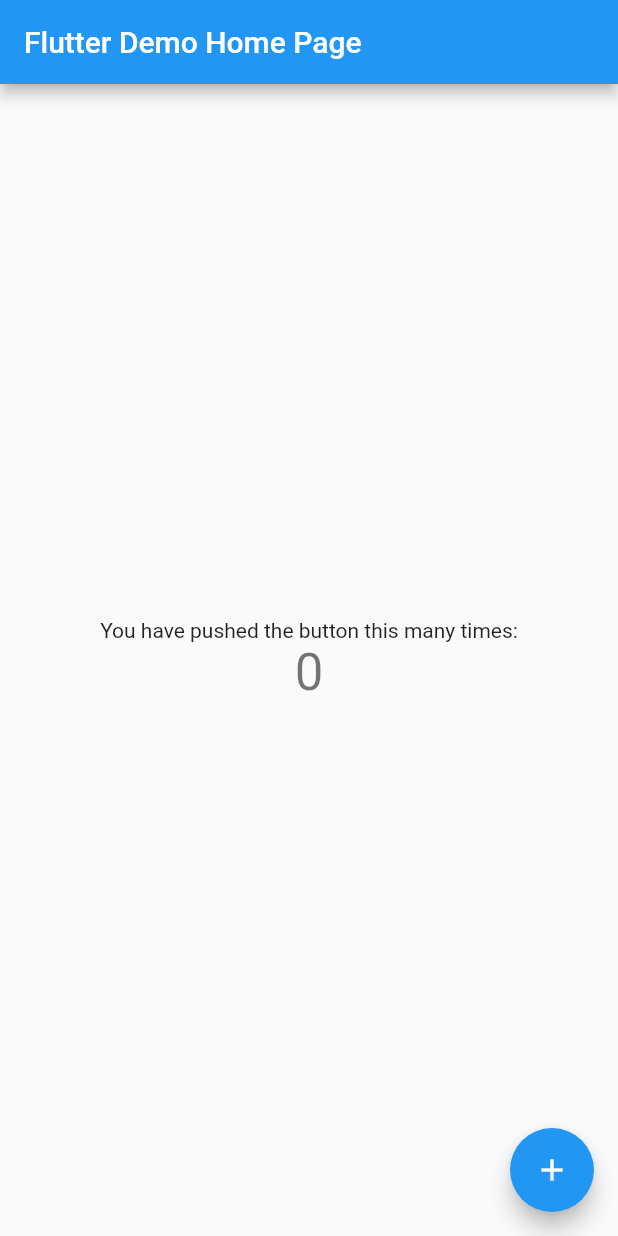
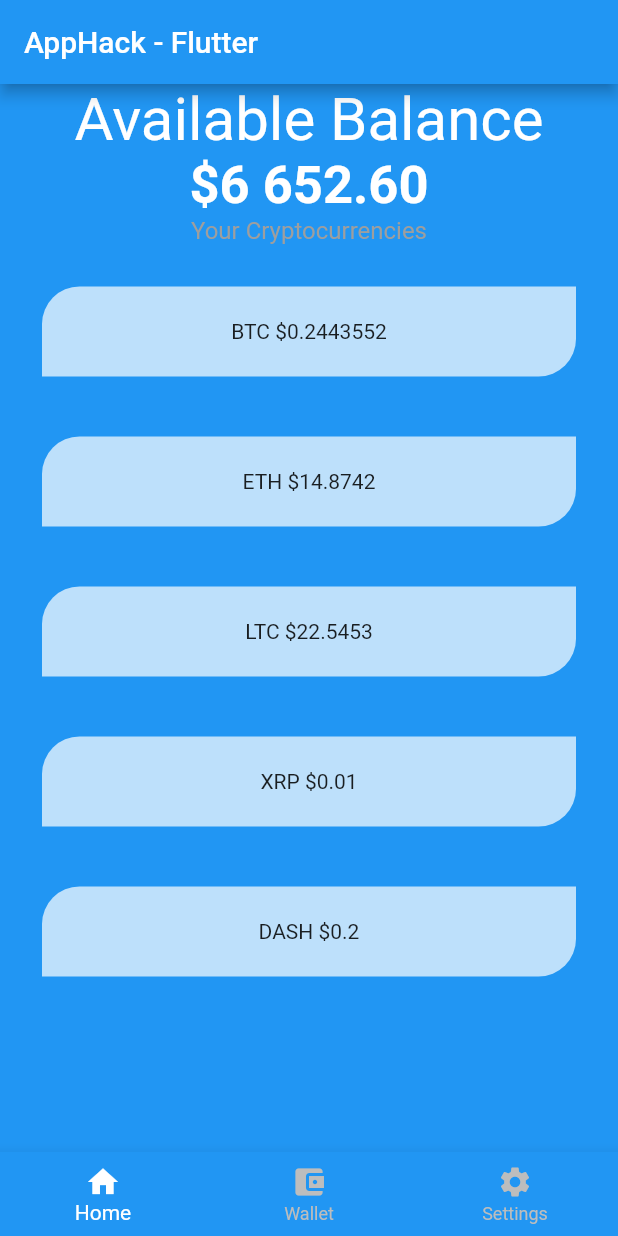
Before and after one commit to alexeystrakh/apphack-flutter, a Flutter app: the screen it shows after launch, on a phone screen of 412 x 824 dp. Run offline on Flutter 3.47's test engine with Material 2 defaults, Android fonts, the phone set to English and light mode, and no system bars.

Commit message:
basic layouts

```diff
--- a/lib/main.dart
+++ b/lib/main.dart
@@ -1,117 +1,6 @@
 import 'package:flutter/material.dart';
+import 'myapp.dart';
 
 void main() {
   runApp(MyApp());
 }
-
-class MyApp extends StatelessWidget {
-  // This widget is the root of your application.
-  @override
-  Widget build(BuildContext context) {
-    return MaterialApp(
-      title: 'Flutter Demo',
-      theme: ThemeData(
-        // This is the theme of your application.
-        //
-        // Try running your application with "flutter run". You'll see the
-        // application has a blue toolbar. Then, without quitting the app, try
-        // changing the primarySwatch below to Colors.green and then invoke
-        // "hot reload" (press "r" in the console where you ran "flutter run",
-        // or simply save your changes to "hot reload" in a Flutter IDE).
-        // Notice that the counter didn't reset back to zero; the application
-        // is not restarted.
-        primarySwatch: Colors.blue,
-        // This makes the visual density adapt to the platform that you run
-        // the app on. For desktop platforms, the controls will be smaller and
-        // closer together (more dense) than on mobile platforms.
-        visualDensity: VisualDensity.adaptivePlatformDensity,
-      ),
-      home: MyHomePage(title: 'Flutter Demo Home Page'),
-    );
-  }
-}
-
-class MyHomePage extends StatefulWidget {
-  MyHomePage({Key key, this.title}) : super(key: key);
-
-  // This widget is the home page of your application. It is stateful, meaning
-  // that it has a State object (defined below) that contains fields that affect
-  // how it looks.
-
-  // This class is the configuration for the state. It holds the values (in this
-  // case the title) provided by the parent (in this case the App widget) and
-  // used by the build method of the State. Fields in a Widget subclass are
-  // always marked "final".
-
-  final String title;
-
-  @override
-  _MyHomePageState createState() => _MyHomePageState();
-}
-
-class _MyHomePageState extends State<MyHomePage> {
-  int _counter = 0;
-
-  void _incrementCounter() {
-    setState(() {
-      // This call to setState tells the Flutter framework that something has
-      // changed in this State, which causes it to rerun the build method below
-      // so that the display can reflect the updated values. If we changed
-      // _counter without calling setState(), then the build method would not be
-      // called again, and so nothing would appear to happen.
-      _counter++;
-    });
-  }
-
-  @override
-  Widget build(BuildContext context) {
-    // This method is rerun every time setState is called, for instance as done
-    // by the _incrementCounter method above.
-    //
-    // The Flutter framework has been optimized to make rerunning build methods
-    // fast, so that you can just rebuild anything that needs updating rather
-    // than having to individually change instances of widgets.
-    return Scaffold(
-      appBar: AppBar(
-        // Here we take the value from the MyHomePage object that was created by
-        // the App.build method, and use it to set our appbar title.
-        title: Text(widget.title),
-      ),
-      body: Center(
-        // Center is a layout widget. It takes a single child and positions it
-        // in the middle of the parent.
-        child: Column(
-          // Column is also a layout widget. It takes a list of children and
-          // arranges them vertically. By default, it sizes itself to fit its
-          // children horizontally, and tries to be as tall as its parent.
-          //
-          // Invoke "debug painting" (press "p" in the console, choose the
-          // "Toggle Debug Paint" action from the Flutter Inspector in Android
-          // Studio, or the "Toggle Debug Paint" command in Visual Studio Code)
-          // to see the wireframe for each widget.
-          //
-          // Column has various properties to control how it sizes itself and
-          // how it positions its children. Here we use mainAxisAlignment to
-          // center the children vertically; the main axis here is the vertical
-          // axis because Columns are vertical (the cross axis would be
-          // horizontal).
-          mainAxisAlignment: MainAxisAlignment.center,
-          children: <Widget>[
-            Text(
-              'You have pushed the button this many times:',
-            ),
-            Text(
-              '$_counter',
-              style: Theme.of(context).textTheme.headline4,
-            ),
-          ],
-        ),
-      ),
-      floatingActionButton: FloatingActionButton(
-        onPressed: _incrementCounter,
-        tooltip: 'Increment',
-        child: Icon(Icons.add),
-      ), // This trailing comma makes auto-formatting nicer for build methods.
-    );
-  }
-}
--- /dev/null
+++ b/lib/myapp.dart
@@ -0,0 +1,29 @@
+import 'package:flutter/material.dart';
+import 'myhomepage.dart';
+
+class MyApp extends StatelessWidget {
+  // This widget is the root of your application.
+  @override
+  Widget build(BuildContext context) {
+    return MaterialApp(
+      title: 'AppHack - Flutter',
+      theme: ThemeData(
+        // This is the theme of your application.
+        //
+        // Try running your application with "flutter run". You'll see the
+        // application has a blue toolbar. Then, without quitting the app, try
+        // changing the primarySwatch below to Colors.green and then invoke
+        // "hot reload" (press "r" in the console where you ran "flutter run",
+        // or simply save your changes to "hot reload" in a Flutter IDE).
+        // Notice that the counter didn't reset back to zero; the application
+        // is not restarted.
+        primarySwatch: Colors.blue,
+        // This makes the visual density adapt to the platform that you run
+        // the app on. For desktop platforms, the controls will be smaller and
+        // closer together (more dense) than on mobile platforms.
+        visualDensity: VisualDensity.adaptivePlatformDensity,
+      ),
+      home: MyHomePage(title: 'AppHack - Flutter'),
+    );
+  }
+}
--- /dev/null
+++ b/lib/myhomepage.dart
@@ -0,0 +1,72 @@
+import 'package:AppHack/tab1.dart';
+import 'package:AppHack/tab2.dart';
+import 'package:AppHack/tab3.dart';
+import 'package:AppHack/tab4.dart';
+import 'package:flutter/material.dart';
+
+class MyHomePage extends StatefulWidget {
+  MyHomePage({Key key, this.title}) : super(key: key);
+
+  // This widget is the home page of your application. It is stateful, meaning
+  // that it has a State object (defined below) that contains fields that affect
+  // how it looks.
+
+  // This class is the configuration for the state. It holds the values (in this
+  // case the title) provided by the parent (in this case the App widget) and
+  // used by the build method of the State. Fields in a Widget subclass are
+  // always marked "final".
+
+  final String title;
+
+  @override
+  _MyHomePageState createState() => _MyHomePageState();
+}
+
+class _MyHomePageState extends State<MyHomePage> {
+  int tabIndex = 0;
+  List<Widget> tabs = [
+    Tab1(),
+    Tab2(),
+    Tab3(),
+    Tab4(),
+  ];
+
+  @override
+  Widget build(BuildContext context) {
+    return Scaffold(
+      appBar: AppBar(
+        title: Text(widget.title),
+      ),
+      body: tabs[tabIndex],
+      bottomNavigationBar: BottomNavigationBar(
+          selectedItemColor: Colors.white,
+          unselectedItemColor: Colors.grey[400],
+          backgroundColor: Theme.of(context).primaryColor,
+          currentIndex: tabIndex,
+          onTap: (int index) {
+            setState(() {
+              tabIndex = index;
+            });
+          },
+          items: [
+            BottomNavigationBarItem(
+              icon: Icon(Icons.home),
+              title: Text('Home'),
+            ),
+            BottomNavigationBarItem(
+              icon: Icon(Icons.account_balance_wallet),
+              title: Text('Wallet'),
+            ),
+            // BottomNavigationBarItem(
+            //   icon: Icon(Icons.list),
+            //   title: Text('List'),
+            // ),
+            BottomNavigationBarItem(
+              icon: Icon(Icons.settings),
+              title: Text('Settings'),
+            ),
+          ]),
+      backgroundColor: Theme.of(context).primaryColor,
+    );
+  }
+}
--- /dev/null
+++ b/lib/tab1.dart
@@ -0,0 +1,65 @@
+import 'package:flutter/material.dart';
+
+class WalletModel {
+  final String name;
+  final String amount;
+  final String balance;
+  final String balanceDiff;
+
+  WalletModel(this.name, this.amount, this.balance, this.balanceDiff);
+}
+
+class Tab1 extends StatelessWidget {
+  final List<WalletModel> entries = <WalletModel>[
+    WalletModel('BTC', '\$9 454.20', '0.2443552', '+\$325.65 (3.5%)'),
+    WalletModel('ETH', '\$229.020', '14.8742', '+\$11.65 (5.2%)'),
+    WalletModel('LTC', '\$42.520', '22.5453', '+\$2.16 (5.2%)'),
+    WalletModel('XRP', '\$0.18210', '0.01', '+\$0.046 (6.1%)'),
+    WalletModel('DASH', '\$70.320', '0.2', '+\$3.56 (5.4%)'),
+  ];
+
+  Tab1();
+
+  @override
+  Widget build(BuildContext context) {
+    return Container(
+      child: Column(
+          mainAxisSize: MainAxisSize.min,
+          mainAxisAlignment: MainAxisAlignment.spaceEvenly,
+          children: [
+            Text(
+              "Available Balance",
+              style: TextStyle(fontSize: 40, color: Colors.white),
+            ),
+            Text(
+              "\$6 652.60",
+              style: TextStyle(
+                  fontSize: 35,
+                  fontWeight: FontWeight.bold,
+                  color: Colors.white),
+            ),
+            Text(
+              "Your Cryptocurrencies",
+              style: TextStyle(fontSize: 16, color: Colors.grey),
+            ),
+            new Expanded(
+                child: ListView.builder(
+                    padding: const EdgeInsets.all(8),
+                    itemCount: entries.length,
+                    itemBuilder: (BuildContext context, int index) {
+                      return Container(
+                        height: 60,
+                        margin: EdgeInsets.all(20),
+                        child: Center(child: Text('${entries[index].name} \$${entries[index].balance}')),
+                        decoration: BoxDecoration(
+                          color: Colors.white70,
+                          shape: BoxShape.rectangle,
+                          borderRadius: BorderRadius.only(
+                              topLeft: Radius.circular(25.0),
+                              bottomRight: Radius.circular(25.0))),
+                      );
+                    })),
+          ]),
+    );
+  }
+}
--- /dev/null
+++ b/lib/tab2.dart
@@ -0,0 +1,10 @@
+import 'package:flutter/material.dart';
+
+class Tab2 extends StatelessWidget {
+  Tab2();
+
+  @override
+  Widget build(BuildContext context) {
+    return Container(height: 56.0, child: Text("tab2 content"));
+  }
+}
--- /dev/null
+++ b/lib/tab3.dart
@@ -0,0 +1,10 @@
+import 'package:flutter/material.dart';
+
+class Tab3 extends StatelessWidget {
+  Tab3();
+
+  @override
+  Widget build(BuildContext context) {
+    return Container(height: 56.0, child: Text("tab3 content"));
+  }
+}
--- /dev/null
+++ b/lib/tab4.dart
@@ -0,0 +1,10 @@
+import 'package:flutter/material.dart';
+
+class Tab4 extends StatelessWidget {
+  Tab4();
+
+  @override
+  Widget build(BuildContext context) {
+    return Container(height: 56.0, child: Text("tab4"));
+  }
+}
```
